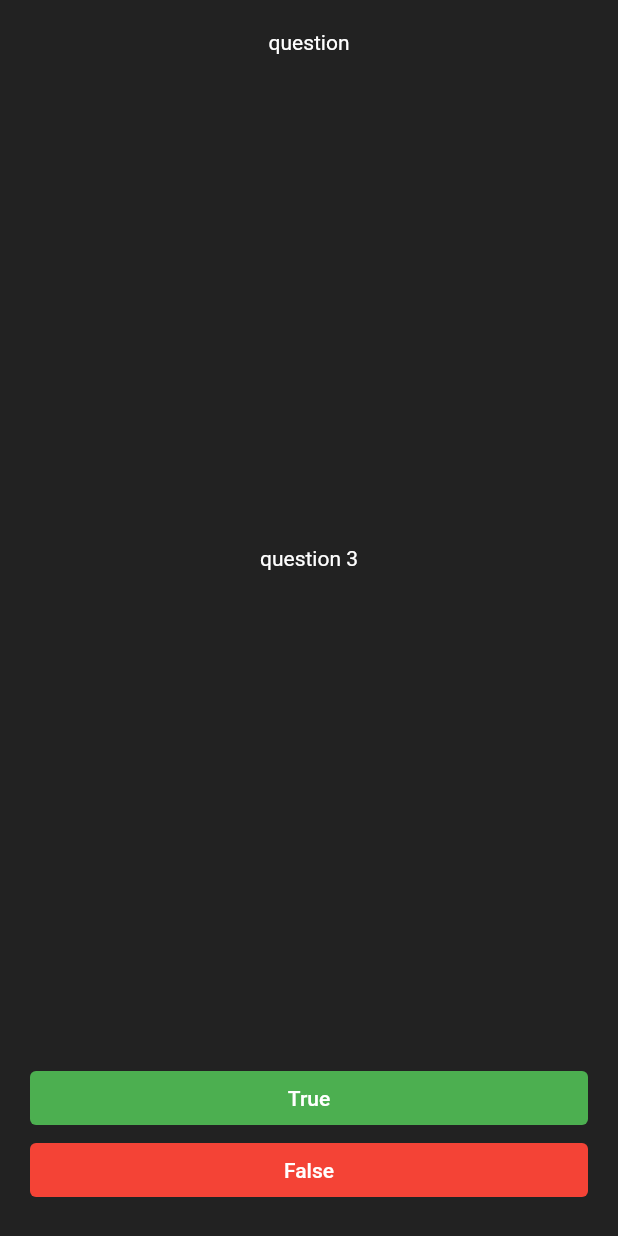
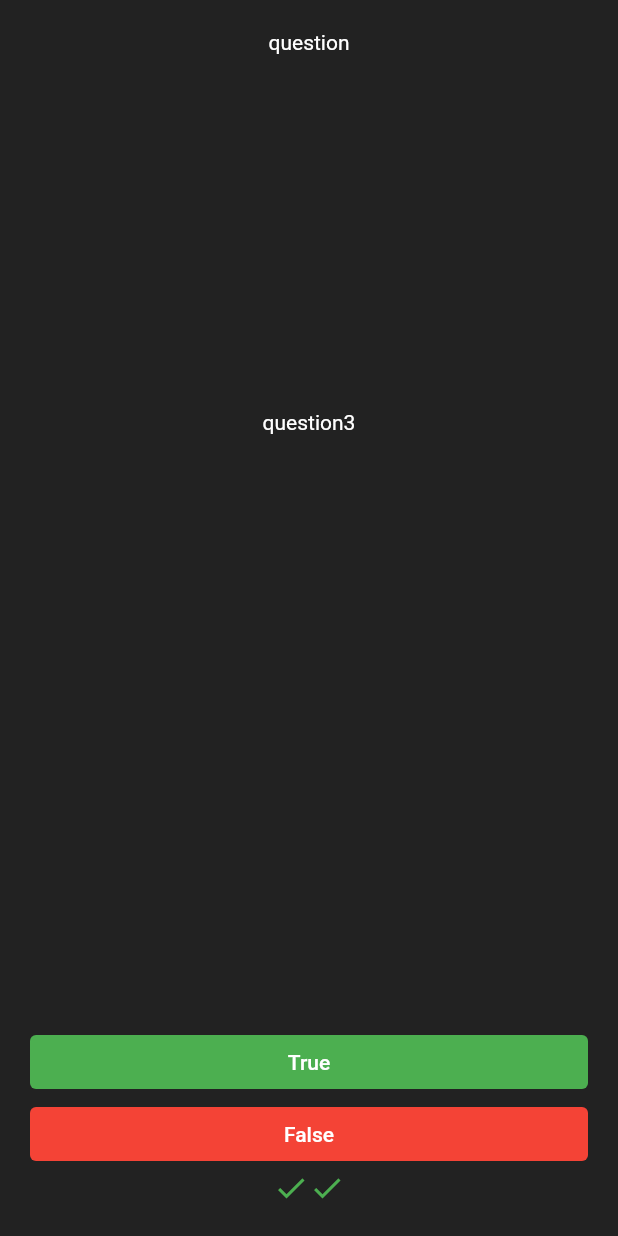
Before and after one commit to shivam05241/Quizler, a Flutter app: the screen it shows after launch, after a tap on "True", after a tap on "False", on a phone screen of 412 x 824 dp. Run offline on Flutter 3.47's test engine with Material 2 defaults, Android fonts, the phone set to English and light mode, and no system bars.

Commit message:
OOP applied

```diff
--- /dev/null
+++ b/lib/Questions.dart
@@ -0,0 +1,51 @@
+import 'package:flutter/material.dart';
+import 'Quiz.dart';
+
+class Question {
+  int _quesNumber = 0;
+  List<QuestionBank> _questions = [
+    QuestionBank(ques: "question1", answer: "True"),
+    QuestionBank(ques: "question2", answer: "False"),
+    QuestionBank(ques: "question3", answer: "False"),
+    QuestionBank(ques: "question4", answer: "True"),
+    QuestionBank(ques: "question5", answer: "True"),
+  ];
+
+  List<Widget> _navigator = [];
+
+  Widget correct = Icon(
+    Icons.check,
+    color: Colors.green,
+  );
+
+  Widget incorrect = Icon(
+    Icons.close,
+    color: Colors.red,
+  );
+
+  void nextQuestion() {
+    if (_quesNumber + 1 < _questions.length) {
+      _quesNumber++;
+    }
+  }
+
+  void checkAnswer(String ans) {
+    if (_quesNumber == _navigator.length) if (ans ==
+        _questions[_quesNumber].answer)
+      _navigator.add(correct);
+    else
+      _navigator.add(incorrect);
+  }
+
+  String getQuestion() {
+    return _questions[_quesNumber].ques;
+  }
+
+  String getAnswer() {
+    return _questions[_quesNumber].answer;
+  }
+
+  List<Widget> getNavigator() {
+    return _navigator;
+  }
+}
--- /dev/null
+++ b/lib/quiz.dart
@@ -0,0 +1,4 @@
+class QuestionBank {
+  String ques, answer;
+  QuestionBank({this.ques, this.answer});
+}
--- a/lib/quizPage.dart
+++ b/lib/quizPage.dart
@@ -1,36 +1,14 @@
 import 'package:flutter/material.dart';
+import 'package:quizler/Questions.dart';
 
 class quizPage extends StatefulWidget {
   @override
   _quizPageState createState() => _quizPageState();
 }
 
+Question quesObj = Question();
+
 class _quizPageState extends State<quizPage> {
-  int count = 0;
-  var ques = [
-    "question 1",
-    "question 2",
-    "question 3",
-    "question4",
-    "question5"
-  ];
-  var ans = ["True", "False", "True", "True", "False"];
-  var score = 0;
-  void pressed1() {
-    if (ans[count] == "True") score++;
-    setState(() {
-      count++;
-    });
-  }
-
-  void pressed2() {
-    if (ans[count] == "False") score++;
-
-    setState(() {
-      count++;
-    });
-  }
-
   @override
   Widget build(BuildContext context) {
     return Scaffold(
@@ -38,19 +16,23 @@ class _quizPageState extends State<quizPage> {
       body: SafeArea(
         child: Padding(
           padding: const EdgeInsets.all(20.0),
-          child: Container(
-            child: Column(
-              mainAxisAlignment: MainAxisAlignment.spaceBetween,
-              children: [
-                Text(
+          child: Column(
+            mainAxisAlignment: MainAxisAlignment.end,
+            children: [
+              Expanded(
+                child: Text(
                   "question",
                   style: TextStyle(color: Colors.white),
                 ),
-                Text(
-                  ques[count],
+              ),
+              Expanded(
+                child: Text(
+                  quesObj.getQuestion(),
                   style: TextStyle(color: Colors.white),
                 ),
-                Column(
+              ),
+              Expanded(
+                child: Column(
                   mainAxisAlignment: MainAxisAlignment.end,
                   crossAxisAlignment: CrossAxisAlignment.stretch,
                   children: [
@@ -59,14 +41,25 @@ class _quizPageState extends State<quizPage> {
                         "True",
                         style: TextStyle(color: Colors.white),
                       ),
-                      onPressed: pressed1,
+                      onPressed: () {
+                        quesObj.checkAnswer("True");
+                        setState(() {
+                          quesObj.nextQuestion();
+                        });
+                      },
                       style: ButtonStyle(
                         backgroundColor:
                             MaterialStateProperty.all(Colors.green),
                       ),
                     ),
                     TextButton(
-                      onPressed: pressed2,
+                      onPressed: () {
+                        quesObj.checkAnswer("False");
+
+                        setState(() {
+                          quesObj.nextQuestion();
+                        });
+                      },
                       style: ButtonStyle(
                         backgroundColor: MaterialStateProperty.all(Colors.red),
                       ),
@@ -77,8 +70,12 @@ class _quizPageState extends State<quizPage> {
                     ),
                   ],
                 ),
-              ],
-            ),
+              ),
+              Wrap(
+                alignment: WrapAlignment.start,
+                children: quesObj.getNavigator(),
+              ),
+            ],
           ),
         ),
       ),
```
Also changed, not shown: lib/finishedPage.dart (added).
